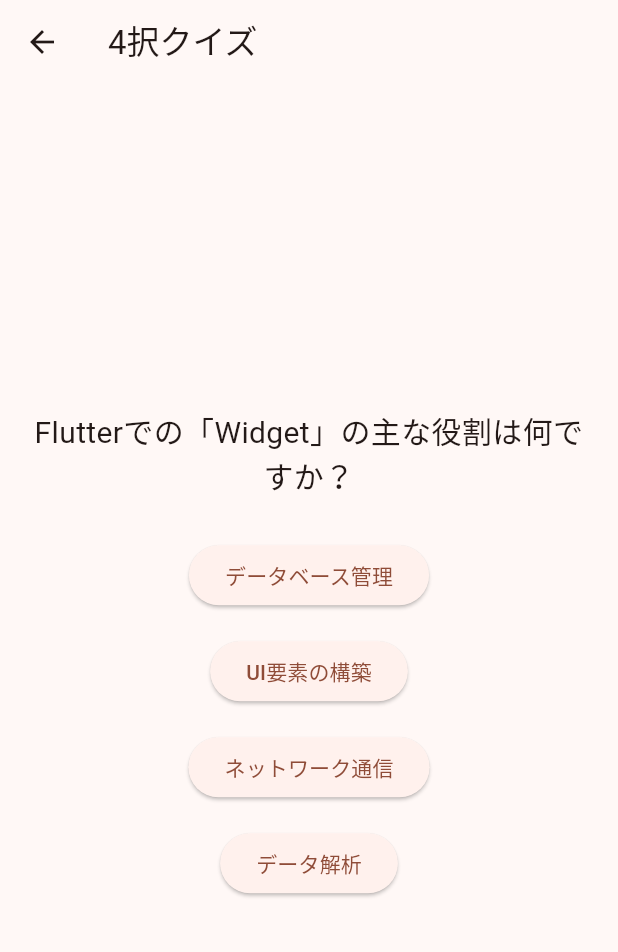
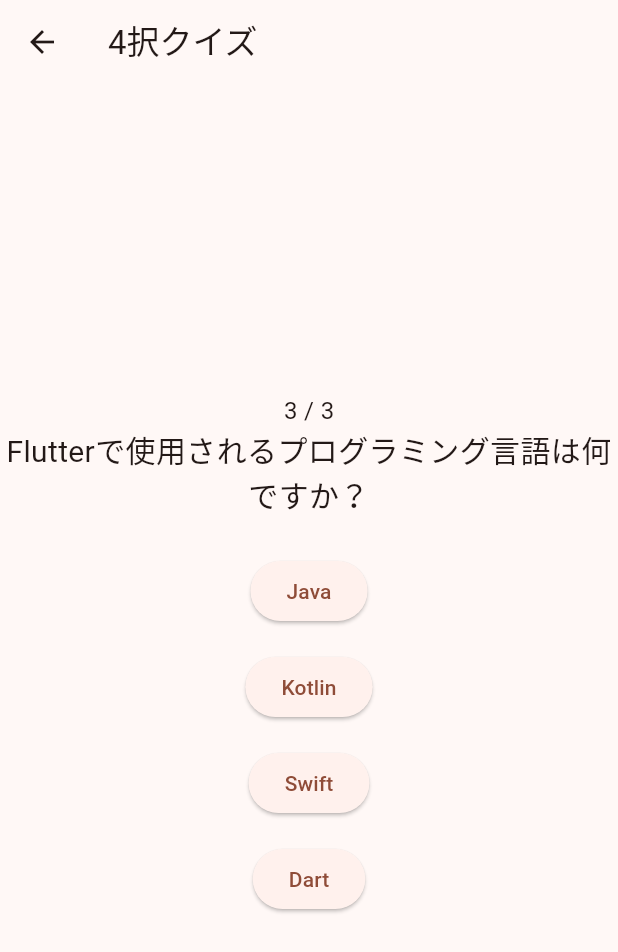
Before and after one commit to fK470/flutter-quiz-app, a Flutter app: the QuizPage screen opened directly, after a tap on "Google", after a tap on "ゲーム開発", on a phone screen of 412 x 824 dp. Shown: the top 952 px of the screen. Run offline on Flutter 3.47's test engine with Material 3 defaults, Android fonts, the phone set to English and light mode, and no system bars; our stand-ins replace fluttertoast, sqflite; accounts and stored records are empty.

Commit message:
finish working

```diff
--- a/lib/db_helper.dart
+++ b/lib/db_helper.dart
@@ -1,3 +1,6 @@
+import 'dart:convert';
+
+import 'package:flutter/services.dart';
 import 'package:path/path.dart';
 import 'package:sqflite/sqflite.dart';
 import 'package:path_provider/path_provider.dart';
@@ -8,18 +11,36 @@ class DatabaseHelper {
 
   DatabaseHelper._privateConstructor();
 
+  /// データベースのシングルトンインスタンスを取得
+  ///
+  /// キャッシュされたインスタンスがあれば、それを返す。
+  /// そうでなければ、[_initDatabase] を使ってデータベースを初期化し、その結果をキャッシュする。
   Future<Database> get database async {
     if (_database != null) return _database!;
     _database = await _initDatabase();
     return _database!;
   }
 
+  /// データベースを以下の手順で初期化
+  /// 1. アプリのドキュメントディレクトリを取得
+  /// 2. [quiz_database.db]という名前のデータベースファイルのパスを構築
+  /// 3. 指定されたパスでデータベースを[version]を1で[_onCreate]コールバックを設定し、開く
+  ///
+  /// データベースが正常に開かれたら、[Database]インスタンスを返します。
   Future<Database> _initDatabase() async {
     final documentsDirectory = await getApplicationDocumentsDirectory();
     final path = join(documentsDirectory.path, 'quiz_database.db');
     return await openDatabase(path, version: 1, onCreate: _onCreate);
   }
 
+  /// データベースのスキーマを作成し、初期データを挿入
+  ///
+  /// 1. SQLコマンドを実行して、[quiz] テーブルを作成
+  ///
+  /// 2. [_insertInitialData] テーブルにデフォルトのクイズデータを挿入
+  ///
+  /// @param db テーブル作成が実行されるデータベースインスタンス。
+  /// @param version データベーススキーマのバージョン番号。
   Future<void> _onCreate(Database db, int version) async {
     await db.execute('''
       CREATE TABLE quiz(
@@ -33,61 +54,58 @@ class DatabaseHelper {
       )
     ''');
 
-    // 初期データの挿入
     await _insertInitialData(db);
   }
 
+  /// データベースに初期のクイズデータを挿入
+  ///
+  /// この関数は次の手順を実行します:
+  /// 1. アセットファイル 'lib/initQuizData.json' から JSON 文字列を読み込みます。
+  /// 2. JSON 文字列をデコードして、クイズエントリのリストに変換します。
+  /// 3. 各クイズエントリを反復し、問題、選択肢、および回答を含むマップを構築します。
+  /// 4. 生成された各クイズエントリを、指定されたデータベースの 'quiz' テーブルに挿入します。
+  ///
+  /// @param db クイズデータを挿入する対象のデータベースインスタンス。
   Future<void> _insertInitialData(Database db) async {
-    final List<Map<String, dynamic>> quizData = [
-      {
-        'question': 'Flutterはどの会社によって開発されましたか？',
-        'option1': 'Google',
-        'option2': 'Facebook',
-        'option3': 'Apple',
-        'option4': 'Microsoft',
-        'answer': 'Google',
-      },
-      {
-        'question': 'Dart言語の主な用途は何ですか？',
-        'option1': 'ウェブ開発',
-        'option2': 'ゲーム開発',
-        'option3': 'モバイルアプリ開発',
-        'option4': 'データ分析',
-        'answer': 'モバイルアプリ開発',
-      },
-      {
-        'question': 'Flutterでの「Widget」の主な役割は何ですか？',
-        'option1': 'データベース管理',
-        'option2': 'UI要素の構築',
-        'option3': 'ネットワーク通信',
-        'option4': 'データ解析',
-        'answer': 'UI要素の構築',
-      },
-      {
-        'question': 'ホットリロードの主な利点は何ですか？',
-        'option1': 'アプリのサイズを縮小する',
-        'option2': 'コードの変更を即座に反映する',
-        'option3': 'データベースのパフォーマンスを向上させる',
-        'option4': 'ネットワークの遅延を減らす',
-        'answer': 'コードの変更を即座に反映する',
-      },
-      {
-        'question': 'Flutterで使用されるプログラミング言語は何ですか？',
-        'option1': 'Java',
-        'option2': 'Kotlin',
-        'option3': 'Swift',
-        'option4': 'Dart',
-        'answer': 'Dart',
-      },
-    ];
+    final String jsonString =
+        await rootBundle.loadString('lib/initQuizData.json');
+    final List<dynamic> quizData = jsonDecode(jsonString);
 
     for (final data in quizData) {
-      await db.insert('quiz', data);
+      final Map<String, dynamic> quizEntry = {
+        'question': data['question'],
+        'option1': data['option1'],
+        'option2': data['option2'],
+        'option3': data['option3'],
+        'option4': data['option4'],
+        'answer': data[data['answer']]
+      };
+      await db.insert('quiz', quizEntry);
     }
   }
 
+  /// データベースからクイズデータを取得[SELECT]
+  ///
+  /// 非同期的にデータベースインスタンスを取得し、'quiz' テーブルに対してクエリを実行
+  ///
+  /// @return `Future List<Map<String, dynamic>>` クイズデータのリスト
   Future<List<Map<String, dynamic>>> getQuizData() async {
     final db = await database;
     return await db.query('quiz');
   }
+
+  /// データベースをリセット
+  ///
+  /// 1. [getApplicationDocumentsDirectory] を使用してアプリケーションのドキュメントディレクトリを取得
+  /// 2. ドキュメントディレクトリのパスと 'quiz_database.db' を結合し、データベースファイルの完全なパスを構築します。
+  /// 3. [deleteDatabase]を使用して、構築されたパス上のデータベースを削除します。
+  /// 4. メモリ内のデータベース参照[_database]を null に設定します。
+  /// 5. database getter を await して、データベースを再初期化し、新しいインスタンスを確保します。
+  Future<void> resetDatabase() async {
+    final documentsDirectory = await getApplicationDocumentsDirectory();
+    final path = join(documentsDirectory.path, 'quiz_database.db');
+    await deleteDatabase(path);
+    _database = null;
+    await database;
+  }
 }
--- a/lib/screens/quiz_page.dart
+++ b/lib/screens/quiz_page.dart
@@ -2,7 +2,7 @@ import 'package:flutter/material.dart';
 import 'package:quiz_app/db_helper.dart';
 
 class QuizPage extends StatefulWidget {
-  const QuizPage({Key? key}) : super(key: key);
+  const QuizPage({super.key});
 
   @override
   QuizPageState createState() => QuizPageState();
@@ -67,47 +67,48 @@ class QuizPageState extends State<QuizPage> {
         appBar: AppBar(
           title: const Text('4択クイズ'),
         ),
-      body: _quizCompleted
-          ? Center(
+        body: Center(
           child: Column(
             mainAxisAlignment: MainAxisAlignment.center,
-                children: [
-                  Text('クイズ完了！ 得点は $_score / ${_quizData.length}'),
+            children: _quizCompleted
+                ? [
+                    Text('クイズ終了！ 得点は $_score / ${_quizData.length}'),
                     ElevatedButton(
                       onPressed: _resetQuiz,
                       child: const Text('もう一度挑戦する'),
                     ),
-                ],
+                  ]
+                : [
+                    // クイズの進行状況を表示
+                    Text(
+                      '${_currentQuestionIndex + 1} / ${_quizData.length}',
+                      style: const TextStyle(fontSize: 16),
                     ),
-            )
-          : Padding(
-              padding: const EdgeInsets.all(20.0),
-              child: Column(
-                mainAxisAlignment: MainAxisAlignment.center,
-                children: [
+
+                    // クイズの問題文を表示
                     Text(
                       _quizData[_currentQuestionIndex]['question'],
                       style: const TextStyle(fontSize: 20),
                       textAlign: TextAlign.center,
                     ),
-                  const SizedBox(height: 20),
+
+                    const SizedBox(height: 18),
+
+                    // 回答ボタンを表示
                     ...[
                       _quizData[_currentQuestionIndex]['option1'],
                       _quizData[_currentQuestionIndex]['option2'],
                       _quizData[_currentQuestionIndex]['option3'],
                       _quizData[_currentQuestionIndex]['option4'],
-                  ]
-                      .map((option) => Padding(
+                    ].map((option) => Padding(
                           padding: const EdgeInsets.symmetric(vertical: 8.0),
                           child: ElevatedButton(
                             onPressed: () => _answerQuestion(option),
                             child: Text(option),
                           ),
-                          ))
-                      .toList(),
+                        )),
                   ],
           ),
-            ),
-    );
+        ));
   }
 }
--- a/pubspec.yaml
+++ b/pubspec.yaml
@@ -1,6 +1,6 @@
 name: quiz_app
 description: "A new Flutter project."
-publish_to: 'none'
+publish_to: "none"
 version: 0.1.0
 
 environment:
@@ -9,6 +9,7 @@ environment:
 dependencies:
   flutter:
     sdk: flutter
+  fluttertoast: ^8.2.11
   path: ^1.9.0
   path_provider: ^2.1.5
   sqflite: ^2.4.1
@@ -20,3 +21,5 @@ dev_dependencies:
 
 flutter:
   uses-material-design: true
+  assets:
+    - lib/initQuizData.json
```
Also changed, not shown: lib/initQuizData.json (added, +26 -0 lines), lib/screens/home_page.dart (+15 -0 lines), lib/screens/settings_page.dart (added, +26 -0 lines), pubspec.lock, 1 other file. Lines whose indentation alone changed are shown as unchanged.
